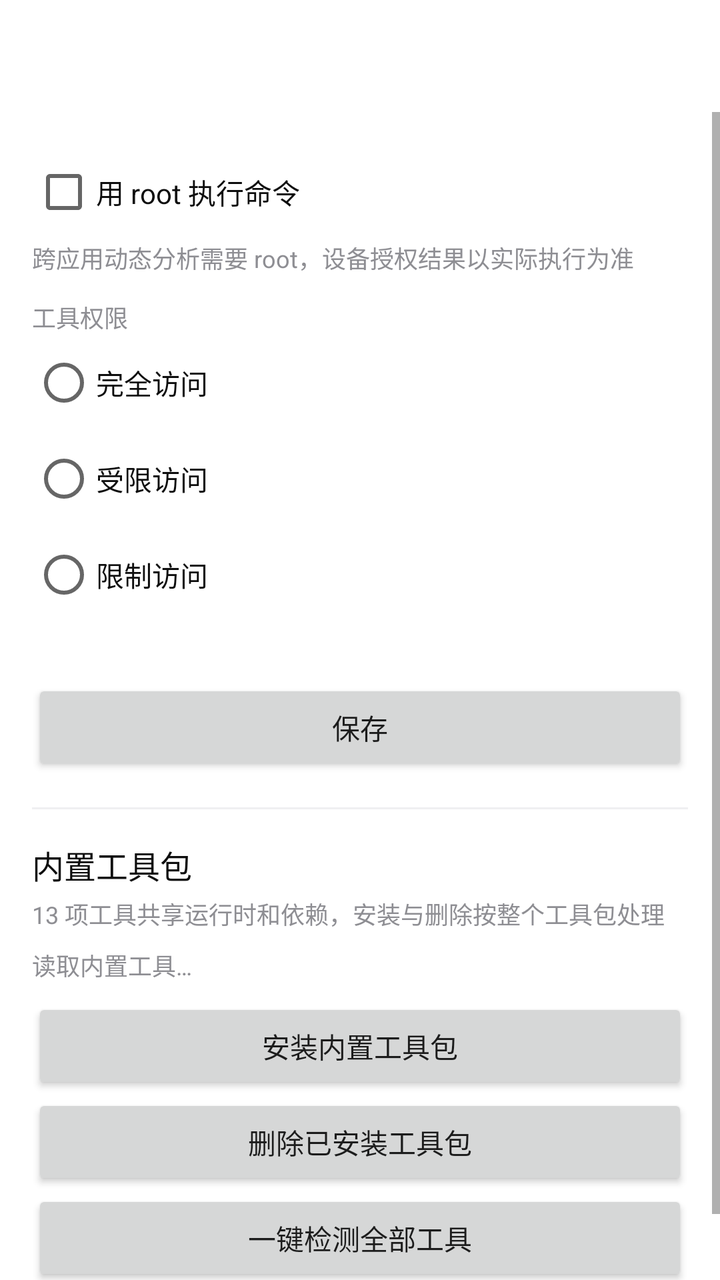
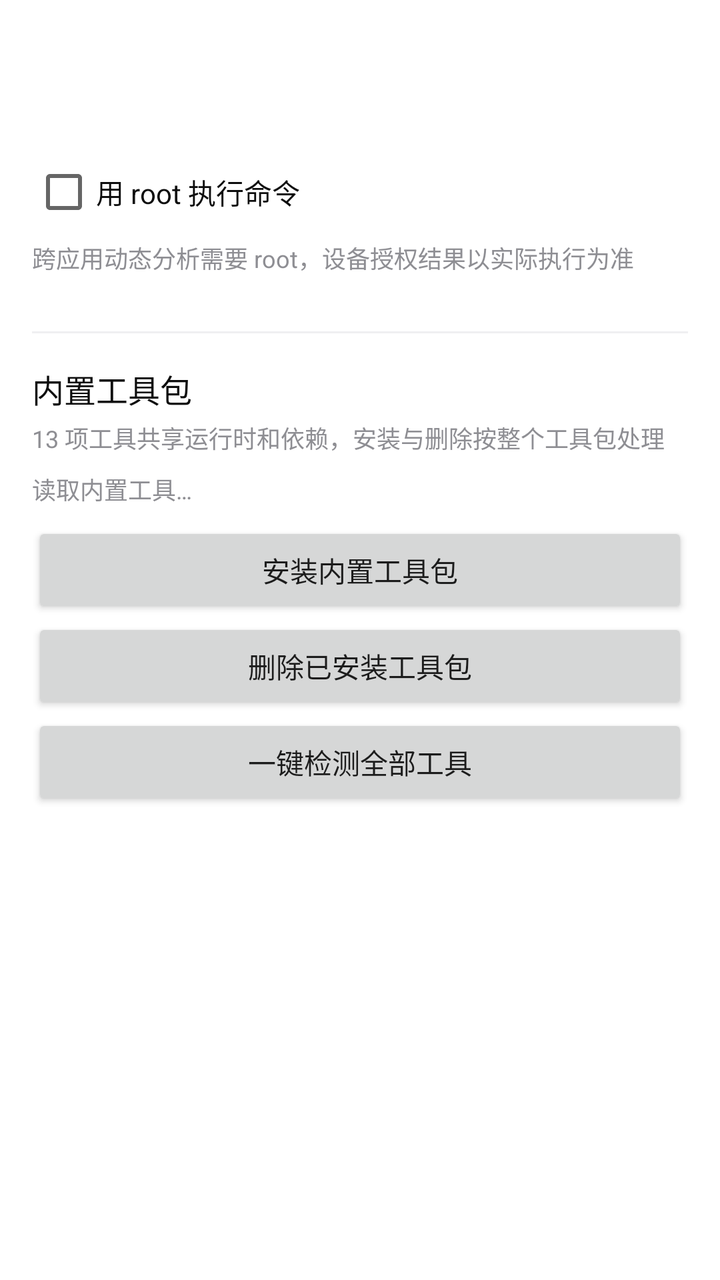

Screens rendered from an Android XML layout before and after an edit, with the pre-edit source and the edit as a unified diff.
<!-- AndroidManifest.xml: application theme AppTheme -->
<!-- res/layout/activity_tool_config.xml -->
<?xml version="1.0" encoding="utf-8"?>
<LinearLayout xmlns:android="http://schemas.android.com/apk/res/android"
    android:layout_width="match_parent" android:layout_height="match_parent"
    android:orientation="vertical" android:background="@color/bg_window">
    <androidx.appcompat.widget.Toolbar android:id="@+id/tool_toolbar"
        android:layout_width="match_parent" android:layout_height="?attr/actionBarSize"
        android:background="@color/surface" android:title="@string/settings_tools_title"
        android:titleTextColor="@color/text_primary" />
    <ScrollView android:layout_width="match_parent" android:layout_height="0dp"
        android:layout_weight="1" android:fillViewport="true">
        <LinearLayout android:layout_width="match_parent" android:layout_height="wrap_content"
            android:orientation="vertical" android:padding="16dp">
            <LinearLayout android:id="@+id/tool_config_controls"
                android:layout_width="match_parent" android:layout_height="wrap_content"
                android:orientation="vertical">
                <CheckBox android:id="@+id/tool_use_root" android:layout_width="match_parent"
                    android:layout_height="wrap_content" android:minHeight="48dp"
                    android:text="@string/label_use_root" android:textColor="@color/text_primary" />
                <TextView android:layout_width="match_parent" android:layout_height="wrap_content"
                    android:text="@string/toolkit_root_note" android:textColor="@color/text_secondary"
                    android:textSize="12sp" android:paddingBottom="12dp" />
                <TextView android:layout_width="match_parent" android:layout_height="wrap_content"
                    android:text="@string/access_title" android:textColor="@color/text_secondary"
                    android:textSize="12sp" />
                <RadioGroup android:id="@+id/tool_permission" android:layout_width="match_parent"
                    android:layout_height="wrap_content" android:orientation="vertical">
                    <RadioButton android:id="@+id/tool_access_full" android:layout_width="match_parent"
                        android:layout_height="wrap_content" android:minHeight="48dp"
                        android:text="@string/access_full" android:textColor="@color/text_primary" />
                    <RadioButton android:id="@+id/tool_access_guarded" android:layout_width="match_parent"
                        android:layout_height="wrap_content" android:minHeight="48dp"
                        android:text="@string/access_guarded" android:textColor="@color/text_primary" />
                    <RadioButton android:id="@+id/tool_access_strict" android:layout_width="match_parent"
                        android:layout_height="wrap_content" android:minHeight="48dp"
                        android:text="@string/access_strict" android:textColor="@color/text_primary" />
                </RadioGroup>
                <TextView android:id="@+id/tool_permission_note" android:layout_width="match_parent"
                    android:layout_height="wrap_content" android:textColor="@color/text_secondary"
                    android:textSize="12sp" android:paddingTop="4dp" android:paddingBottom="8dp" />
                <Button android:id="@+id/tool_save_permissions" android:layout_width="match_parent"
                    android:layout_height="wrap_content" android:minHeight="48dp"
                    android:text="@string/action_save" android:textAllCaps="false" />
            </LinearLayout>
            <View android:layout_width="match_parent" android:layout_height="1dp"
                android:layout_marginTop="16dp" android:layout_marginBottom="16dp"
                android:background="@color/divider" />
            <TextView android:layout_width="match_parent" android:layout_height="wrap_content"
                android:text="@string/toolkit_package_title" android:textColor="@color/text_primary"
                android:textSize="16sp" />
            <TextView android:layout_width="match_parent" android:layout_height="wrap_content"
                android:text="@string/toolkit_package_note" android:textColor="@color/text_secondary"
                android:textSize="12sp" android:paddingTop="4dp" android:paddingBottom="8dp" />
            <TextView android:id="@+id/tool_package_status" android:layout_width="match_parent"
                android:layout_height="wrap_content" android:text="@string/toolkit_loading"
                android:textColor="@color/text_secondary" android:textSize="12sp"
                android:textIsSelectable="true" />
            <LinearLayout android:id="@+id/tool_install_progress_container"
                android:layout_width="match_parent" android:layout_height="wrap_content"
                android:orientation="vertical" android:layout_marginTop="12dp"
                android:visibility="gone">
                <ProgressBar android:id="@+id/tool_install_progress"
                    style="?android:attr/progressBarStyleHorizontal"
                    android:layout_width="match_parent" android:layout_height="8dp"
                    android:max="100" android:indeterminate="true" />
                <TextView android:id="@+id/tool_install_progress_text"
                    android:layout_width="match_parent" android:layout_height="wrap_content"
                    android:paddingTop="8dp" android:textColor="@color/text_primary"
                    android:textSize="13sp" android:text="@string/toolkit_progress_preparing"
                    android:accessibilityLiveRegion="polite" />
            </LinearLayout>
            <LinearLayout android:layout_width="match_parent" android:layout_height="wrap_content"
                android:orientation="vertical" android:layout_marginTop="8dp">
                <Button android:id="@+id/tool_package_install" android:layout_width="match_parent"
                    android:layout_height="wrap_content" android:minHeight="48dp"
                    android:text="@string/toolkit_install_offline" android:textAllCaps="false" />
                <Button android:id="@+id/tool_package_remove" android:layout_width="match_parent"
                    android:layout_height="wrap_content" android:minHeight="48dp"
                    android:text="@string/toolkit_remove_package" android:textAllCaps="false" />
                <Button android:id="@+id/tool_batch_probe" android:layout_width="match_parent"
                    android:layout_height="wrap_content" android:minHeight="48dp"
                    android:text="@string/toolkit_batch_probe" android:textAllCaps="false" />
            </LinearLayout>
            <LinearLayout android:id="@+id/tool_batch_progress_container"
                android:layout_width="match_parent" android:layout_height="wrap_content"
                android:orientation="vertical" android:visibility="gone" android:layout_marginTop="12dp">
                <ProgressBar android:id="@+id/tool_batch_progress" style="?android:attr/progressBarStyleHorizontal"
                    android:layout_width="match_parent" android:layout_height="8dp" android:max="13" android:indeterminate="false" />
                <TextView android:id="@+id/tool_batch_progress_text" android:layout_width="match_parent"
                    android:layout_height="wrap_content" android:paddingTop="8dp" android:textColor="@color/text_primary"
                    android:textSize="13sp" android:accessibilityLiveRegion="polite" />
                <TextView android:layout_width="match_parent" android:layout_height="wrap_content"
                    android:paddingTop="4dp" android:textColor="@color/text_secondary" android:textSize="12sp"
                    android:text="@string/toolkit_batch_note" />
            </LinearLayout>
            <LinearLayout android:id="@+id/tool_config_list" android:layout_width="match_parent"
                android:layout_height="wrap_content" android:orientation="vertical"
                android:layout_marginTop="16dp" />
            <LinearLayout android:id="@+id/tool_detail_content" android:layout_width="match_parent"
                android:layout_height="wrap_content" android:orientation="vertical"
                android:visibility="gone" android:layout_marginTop="16dp">
                <TextView android:id="@+id/tool_detail_name" android:layout_width="match_parent"
                    android:layout_height="wrap_content" android:textColor="@color/text_primary"
                    android:textSize="18sp" android:paddingBottom="8dp" />
                <TextView android:id="@+id/tool_detail_info" android:layout_width="match_parent"
                    android:layout_height="wrap_content" android:textColor="@color/text_secondary"
                    android:textSize="13sp" android:textIsSelectable="true" />
                <Button android:id="@+id/tool_detail_probe" android:layout_width="match_parent"
                    android:layout_height="wrap_content" android:minHeight="48dp"
                    android:text="@string/toolkit_probe" android:textAllCaps="false"
                    android:layout_marginTop="12dp" />
                <TextView android:id="@+id/tool_detail_output" android:layout_width="match_parent"
                    android:layout_height="wrap_content" android:textColor="@color/text_primary"
                    android:textSize="12sp" android:fontFamily="monospace"
                    android:textIsSelectable="true" android:visibility="gone"
                    android:paddingTop="12dp" />
            </LinearLayout>
            <TextView android:id="@+id/tool_operation_status" android:layout_width="match_parent"
                android:layout_height="wrap_content" android:textColor="@color/text_secondary"
                android:textSize="13sp" android:paddingTop="12dp" android:visibility="gone" />
            <Button android:id="@+id/tool_operation_cancel" android:layout_width="match_parent"
                android:layout_height="wrap_content" android:minHeight="48dp"
                android:text="@string/toolkit_cancel" android:textAllCaps="false"
                android:visibility="gone" />
        </LinearLayout>
    </ScrollView>
</LinearLayout>
<!-- resources referenced by this layout -->
<resources>
  <color name="bg_window">#FFFFFF</color>
  <color name="divider">#EFEFF1</color>
  <color name="surface">#FFFFFF</color>
  <color name="text_primary">#0D0D0D</color>
  <color name="text_secondary">#8E8E93</color>
  <string name="access_full">完全访问</string>
  <string name="access_guarded">受限访问</string>
  <string name="access_strict">限制访问</string>
  <string name="access_title">工具权限</string>
  <string name="action_save">保存</string>
  <string name="label_use_root">用 root 执行命令</string>
  <string name="settings_tools_title">工具配置</string>
  <string name="toolkit_batch_note">检测版本运行入口。完整功能仍以实际执行为准；点击工具可查看本次输出。</string>
  <string name="toolkit_batch_probe">一键检测全部工具</string>
  <string name="toolkit_cancel">取消操作</string>
  <string name="toolkit_install_offline">安装内置工具包</string>
  <string name="toolkit_loading">读取内置工具…</string>
  <string name="toolkit_package_note">13 项工具共享运行时和依赖，安装与删除按整个工具包处理</string>
  <string name="toolkit_package_title">内置工具包</string>
  <string name="toolkit_probe">探测状态</string>
  <string name="toolkit_progress_preparing">正在准备安装…</string>
  <string name="toolkit_remove_package">删除已安装工具包</string>
  <string name="toolkit_root_note">跨应用动态分析需要 root，设备授权结果以实际执行为准</string>
  <style name="AppTheme" parent="Theme.AppCompat.Light.NoActionBar">
          <item name="colorPrimary">@color/colorPrimary</item>
          <item name="colorPrimaryDark">@color/colorPrimaryDark</item>
          <item name="colorAccent">@color/accent</item>
          <item name="android:windowBackground">@color/bg_window</item>
      </style>
  <color name="colorPrimary">#FFFFFF</color>
  <color name="colorPrimaryDark">#EDEDED</color>
  <color name="accent">#2E6BE6</color>
</resources>

<!-- the commit's change to res/layout/activity_tool_config.xml (unified diff, before → after) -->
@@ -15,31 +15,11 @@
                 android:orientation="vertical">
                 <CheckBox android:id="@+id/tool_use_root" android:layout_width="match_parent"
                     android:layout_height="wrap_content" android:minHeight="48dp"
+                    android:saveEnabled="false"
                     android:text="@string/label_use_root" android:textColor="@color/text_primary" />
                 <TextView android:layout_width="match_parent" android:layout_height="wrap_content"
                     android:text="@string/toolkit_root_note" android:textColor="@color/text_secondary"
                     android:textSize="12sp" android:paddingBottom="12dp" />
-                <TextView android:layout_width="match_parent" android:layout_height="wrap_content"
-                    android:text="@string/access_title" android:textColor="@color/text_secondary"
-                    android:textSize="12sp" />
-                <RadioGroup android:id="@+id/tool_permission" android:layout_width="match_parent"
-                    android:layout_height="wrap_content" android:orientation="vertical">
-                    <RadioButton android:id="@+id/tool_access_full" android:layout_width="match_parent"
-                        android:layout_height="wrap_content" android:minHeight="48dp"
-                        android:text="@string/access_full" android:textColor="@color/text_primary" />
-                    <RadioButton android:id="@+id/tool_access_guarded" android:layout_width="match_parent"
-                        android:layout_height="wrap_content" android:minHeight="48dp"
-                        android:text="@string/access_guarded" android:textColor="@color/text_primary" />
-                    <RadioButton android:id="@+id/tool_access_strict" android:layout_width="match_parent"
-                        android:layout_height="wrap_content" android:minHeight="48dp"
-                        android:text="@string/access_strict" android:textColor="@color/text_primary" />
-                </RadioGroup>
-                <TextView android:id="@+id/tool_permission_note" android:layout_width="match_parent"
-                    android:layout_height="wrap_content" android:textColor="@color/text_secondary"
-                    android:textSize="12sp" android:paddingTop="4dp" android:paddingBottom="8dp" />
-                <Button android:id="@+id/tool_save_permissions" android:layout_width="match_parent"
-                    android:layout_height="wrap_content" android:minHeight="48dp"
-                    android:text="@string/action_save" android:textAllCaps="false" />
             </LinearLayout>
             <View android:layout_width="match_parent" android:layout_height="1dp"
                 android:layout_marginTop="16dp" android:layout_marginBottom="16dp"
<!-- resource entries referenced after the edit -->
@@ -5,11 +5,6 @@
   <color name="surface">#FFFFFF</color>
   <color name="text_primary">#0D0D0D</color>
   <color name="text_secondary">#8E8E93</color>
-  <string name="access_full">完全访问</string>
-  <string name="access_guarded">受限访问</string>
-  <string name="access_strict">限制访问</string>
-  <string name="access_title">工具权限</string>
-  <string name="action_save">保存</string>
   <string name="label_use_root">用 root 执行命令</string>
   <string name="settings_tools_title">工具配置</string>
   <string name="toolkit_batch_note">检测版本运行入口。完整功能仍以实际执行为准；点击工具可查看本次输出。</string>
